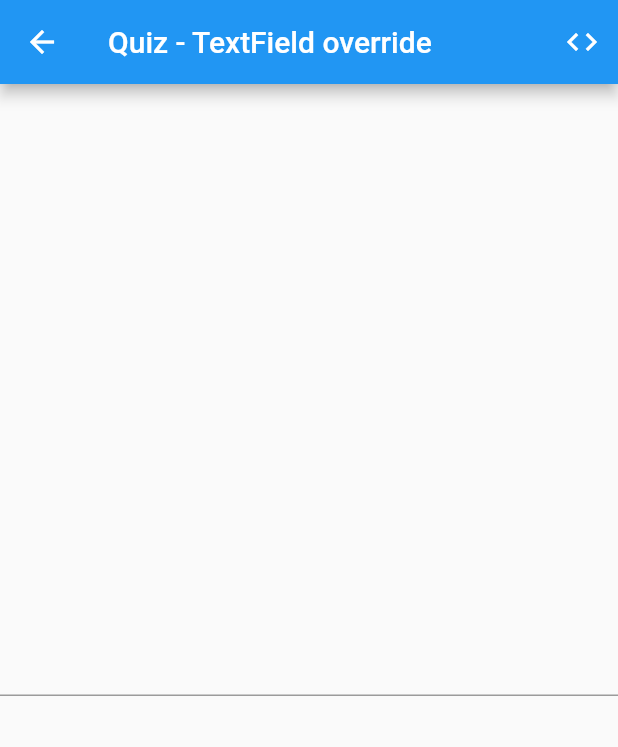
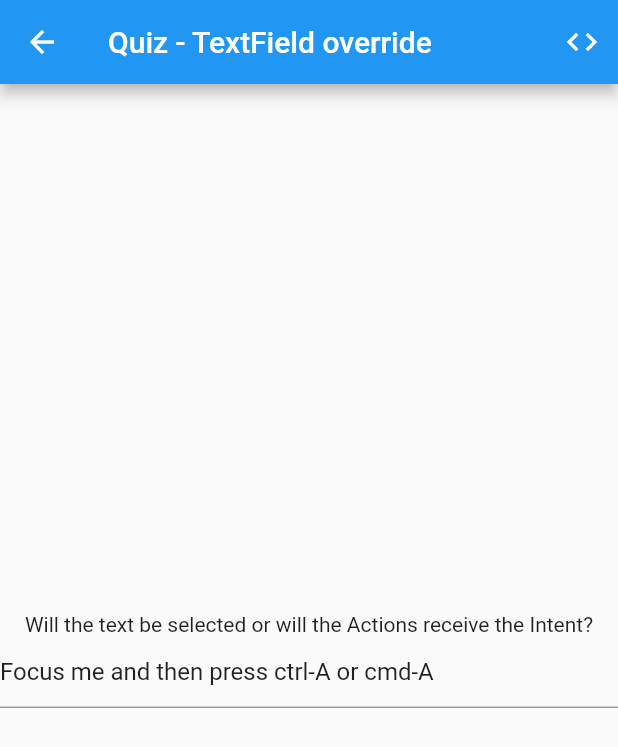
Before and after one commit to justinmc/flutter_shortcut_intent_action_talk, a Flutter app: the QuizPage screen opened by its route, after a tap on "TextField override", on a phone screen of 412 x 824 dp. Shown: the top 747 px of the screen. Run offline on Flutter 3.47's test engine with Material 2 defaults, Android fonts, the phone set to English and light mode, and no system bars; our stand-ins replace dotted_border, flutter_riverpod.

Commit message:
Titles on quiz apps

```diff
--- a/lib/main.dart
+++ b/lib/main.dart
@@ -54,7 +54,7 @@ class MyApp extends StatelessWidget {
         QuizActionsNestedEmptyPage.route: (BuildContext context) => const QuizActionsNestedEmptyPage(),
         QuizShortcutsNestedPage.route: (BuildContext context) => QuizShortcutsNestedPage(),
         QuizShortcutsSandwichedPage.route: (BuildContext context) => QuizShortcutsSandwichedPage(),
-        QuizTextFieldPage.route: (BuildContext context) => const QuizTextFieldPage(),
+        QuizTextFieldPage.route: (BuildContext context) => QuizTextFieldPage(),
         QuizActionsOverridablePage.route: (BuildContext context) => const QuizActionsOverridablePage(),
         ShortcutsPage.route: (BuildContext context) => const ShortcutsPage(),
         ShortcutsPageTwo.route: (BuildContext context) => const ShortcutsPageTwo(),
--- a/lib/quiz_page/quiz_page_text_field.dart
+++ b/lib/quiz_page/quiz_page_text_field.dart
@@ -3,13 +3,17 @@ import 'package:flutter/material.dart';
 import '../demo_page.dart';
 
 class QuizTextFieldPage extends StatelessWidget {
-  const QuizTextFieldPage({
+  QuizTextFieldPage({
     super.key,
   });
 
   static const String route = 'quiz-text-field';
   static const String title = 'TextField override';
   static const String subtitle = 'A TextField wrapped by an Actions widget attempting to override a built-in Intent.';
+
+  final TextEditingController controller = TextEditingController(
+    text: 'Focus me and then press ctrl-A or cmd-A',
+  );
 
   @override
   Widget build(BuildContext context) {
@@ -28,7 +32,15 @@ class QuizTextFieldPage extends StatelessWidget {
               },
             ),
           },
-          child: const TextField(),
+          child: Column(
+            mainAxisAlignment: MainAxisAlignment.center,
+            children: <Widget>[
+              const Text('Will the text be selected or will the Actions receive the Intent?'),
+              TextField(
+                controller: controller,
+              ),
+            ],
+          ),
         ),
       ),
     );
```
Also changed, not shown: lib/quiz_page/quiz_page_shortcuts_nested.dart (+10 -4 lines), lib/quiz_page/quiz_page_shortcuts_sandwiched.dart (+10 -4 lines).
